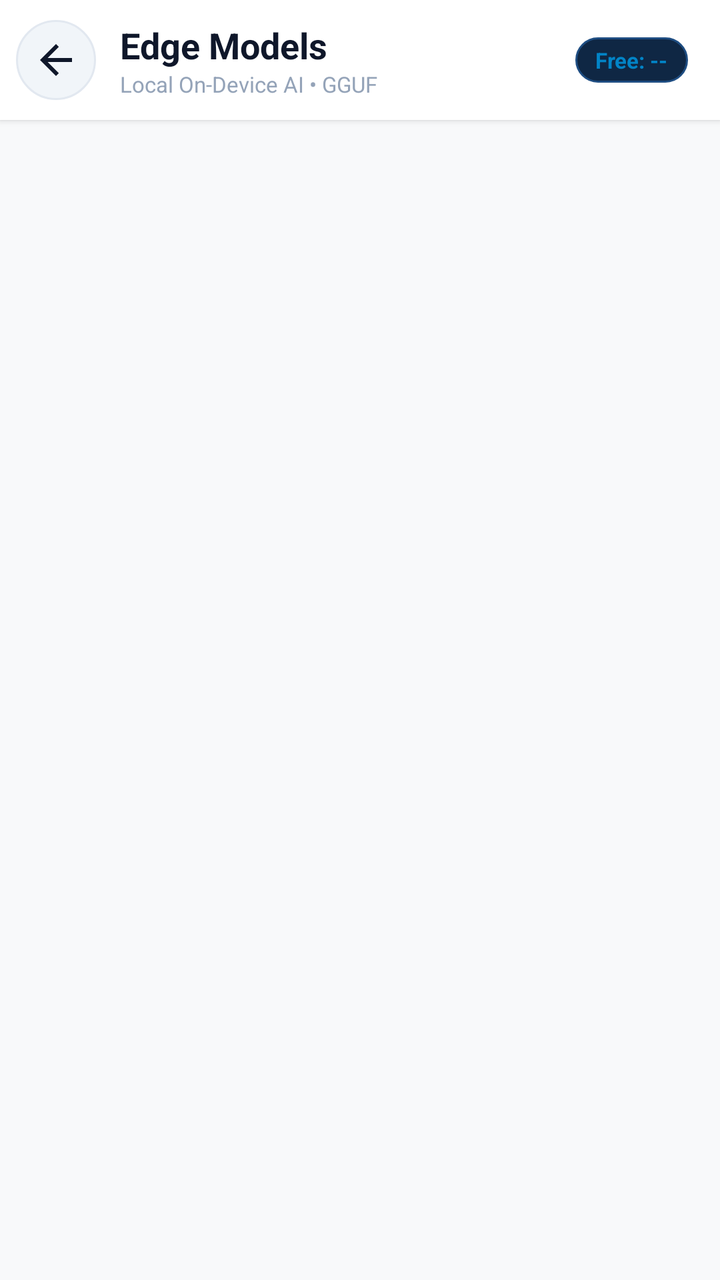
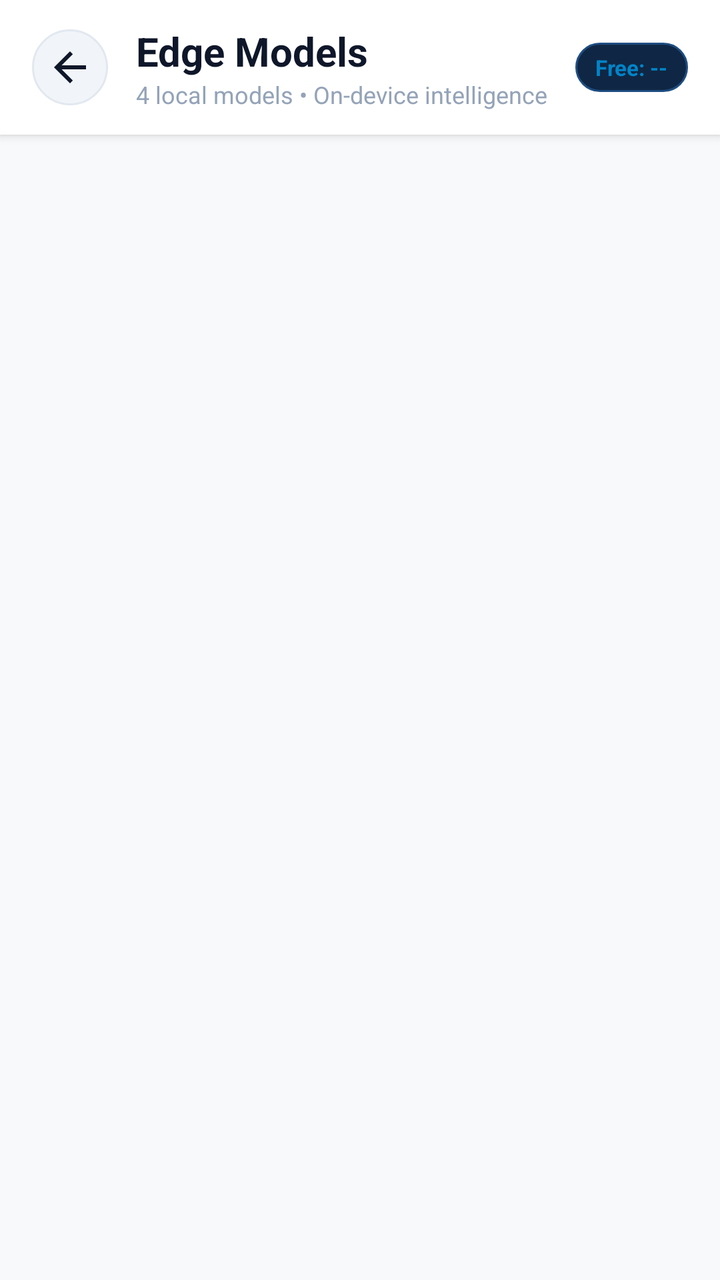

Before-and-after screenshots of an Android layout around one commit, followed by the original layout XML and the change that was made.
<!-- AndroidManifest.xml: application theme Theme.DynamicEdgeAI -->
<!-- res/layout/activity_model_manager.xml -->
<?xml version="1.0" encoding="utf-8"?>
<LinearLayout xmlns:android="http://schemas.android.com/apk/res/android"
    xmlns:app="http://schemas.android.com/apk/res-auto"
    android:layout_width="match_parent"
    android:layout_height="match_parent"
    android:orientation="vertical"
    android:background="@color/app_bg"
    android:fitsSystemWindows="true">

    
    <RelativeLayout
        android:layout_width="match_parent"
        android:layout_height="60dp"
        android:background="@color/app_header_bg"
        android:elevation="2dp"
        android:paddingStart="8dp"
        android:paddingEnd="16dp">

        <ImageButton
            android:id="@+id/btnBack"
            android:layout_width="40dp"
            android:layout_height="40dp"
            android:layout_centerVertical="true"
            android:background="@drawable/menu_icon_bg"
            android:src="@drawable/ic_arrow_back"
            android:padding="8dp"
            app:tint="@color/app_text_primary"
            android:contentDescription="Back" />

        <LinearLayout
            android:layout_width="wrap_content"
            android:layout_height="wrap_content"
            android:layout_centerVertical="true"
            android:layout_toEndOf="@id/btnBack"
            android:layout_marginStart="12dp"
            android:orientation="vertical">

            <TextView
                android:layout_width="wrap_content"
                android:layout_height="wrap_content"
                android:text="Edge Models"
                android:textSize="18sp"
                android:textStyle="bold"
                android:textColor="@color/app_text_primary" />

            <TextView
                android:id="@+id/txtAppVersionModelManager"
                android:layout_width="wrap_content"
                android:layout_height="wrap_content"
                android:text="Local On-Device AI • GGUF"
                android:textSize="11sp"
                android:textColor="@color/app_text_muted" />
        </LinearLayout>

        <TextView
            android:id="@+id/txtStorageInfo"
            android:layout_width="wrap_content"
            android:layout_height="wrap_content"
            android:layout_alignParentEnd="true"
            android:layout_centerVertical="true"
            android:text="Free: --"
            android:textSize="11sp"
            android:textStyle="bold"
            android:textColor="@color/accent_blue"
            android:background="@drawable/bg_status_badge_cloud"
            android:paddingStart="10dp"
            android:paddingEnd="10dp"
            android:paddingTop="4dp"
            android:paddingBottom="4dp" />
    </RelativeLayout>

    
    <ScrollView
        android:layout_width="match_parent"
        android:layout_height="match_parent"
        android:fillViewport="true">

        <LinearLayout
            android:id="@+id/modelListContainer"
            android:layout_width="match_parent"
            android:layout_height="wrap_content"
            android:orientation="vertical"
            android:padding="16dp" />
    </ScrollView>

</LinearLayout>
<!-- resources referenced by this layout -->
<resources>
  <color name="accent_blue">#0284C7</color>
  <color name="app_bg">#F8F9FA</color>
  <color name="app_header_bg">#FFFFFF</color>
  <color name="app_text_muted">#94A3B8</color>
  <color name="app_text_primary">#0F172A</color>
  <!-- drawable bg_status_badge_cloud (drawable) -->
  <?xml version="1.0" encoding="utf-8"?>
  <shape xmlns:android="http://schemas.android.com/apk/res/android"
      android:shape="rectangle">
      <solid android:color="#0F2744" />
      <corners android:radius="12dp" />
      <stroke
          android:width="1dp"
          android:color="#1E4D82" />
  </shape>
  <!-- drawable ic_arrow_back (drawable) -->
  <?xml version="1.0" encoding="utf-8"?>
  <vector xmlns:android="http://schemas.android.com/apk/res/android"
      android:width="24dp"
      android:height="24dp"
      android:viewportWidth="24"
      android:viewportHeight="24">
      <path
          android:fillColor="#333333"
          android:pathData="M20,11H7.83l5.59,-5.59L12,4l-8,8 8,8 1.41,-1.41L7.83,13H20v-2z"/>
  </vector>
  <!-- drawable menu_icon_bg (drawable) -->
  <?xml version="1.0" encoding="utf-8"?>
  <shape xmlns:android="http://schemas.android.com/apk/res/android"
      android:shape="oval">
      <solid android:color="@color/app_action_btn_bg" />
      <stroke android:width="1dp" android:color="@color/app_surface_outline" />
      <size android:width="40dp" android:height="40dp" />
  </shape>
  <style name="Theme.DynamicEdgeAI" parent="Theme.Material3.DayNight.NoActionBar">
          <item name="colorPrimary">@color/btn_blue</item>
          <item name="colorOnPrimary">@color/white</item>
          <item name="colorSecondary">@color/accent_blue</item>
          <item name="colorOnSecondary">@color/white</item>
          <item name="android:windowBackground">@color/app_bg</item>
          <item name="android:statusBarColor">@color/app_header_bg</item>
          <item name="android:navigationBarColor">@color/app_bg</item>
          <item name="android:windowLightStatusBar">true</item>
          <item name="android:windowLightNavigationBar">true</item>
  
          <item name="android:windowTranslucentStatus">false</item>
          <item name="android:windowTranslucentNavigation">false</item>
      </style>
  <color name="app_action_btn_bg">#F1F5F9</color>
  <color name="app_surface_outline">#E2E8F0</color>
  <color name="btn_blue">#2563EB</color>
  <color name="white">#FFFFFFFF</color>
</resources>

<!-- the commit's change to res/layout/activity_model_manager.xml (unified diff, before → after) -->
@@ -10,18 +10,20 @@
     
     <RelativeLayout
         android:layout_width="match_parent"
-        android:layout_height="60dp"
+        android:layout_height="wrap_content"
         android:background="@color/app_header_bg"
-        android:elevation="2dp"
-        android:paddingStart="8dp"
-        android:paddingEnd="16dp">
+        android:elevation="3dp"
+        android:paddingStart="16dp"
+        android:paddingEnd="16dp"
+        android:paddingTop="12dp"
+        android:paddingBottom="12dp">
 
         <ImageButton
             android:id="@+id/btnBack"
-            android:layout_width="40dp"
-            android:layout_height="40dp"
+            android:layout_width="38dp"
+            android:layout_height="38dp"
             android:layout_centerVertical="true"
-            android:background="@drawable/menu_icon_bg"
+            android:background="@drawable/bg_circular_action_btn"
             android:src="@drawable/ic_arrow_back"
             android:padding="8dp"
             app:tint="@color/app_text_primary"
@@ -32,14 +34,14 @@
             android:layout_height="wrap_content"
             android:layout_centerVertical="true"
             android:layout_toEndOf="@id/btnBack"
-            android:layout_marginStart="12dp"
+            android:layout_marginStart="14dp"
             android:orientation="vertical">
 
             <TextView
                 android:layout_width="wrap_content"
                 android:layout_height="wrap_content"
                 android:text="Edge Models"
-                android:textSize="18sp"
+                android:textSize="20sp"
                 android:textStyle="bold"
                 android:textColor="@color/app_text_primary" />
 
@@ -47,8 +49,8 @@
                 android:id="@+id/txtAppVersionModelManager"
                 android:layout_width="wrap_content"
                 android:layout_height="wrap_content"
-                android:text="Local On-Device AI • GGUF"
-                android:textSize="11sp"
+                android:text="4 local models • On-device intelligence"
+                android:textSize="12sp"
                 android:textColor="@color/app_text_muted" />
         </LinearLayout>
 
@@ -65,8 +67,8 @@
             android:background="@drawable/bg_status_badge_cloud"
             android:paddingStart="10dp"
             android:paddingEnd="10dp"
-            android:paddingTop="4dp"
-            android:paddingBottom="4dp" />
+            android:paddingTop="5dp"
+            android:paddingBottom="5dp" />
     </RelativeLayout>
 
     
<!-- resource entries referenced after the edit -->
@@ -5,6 +5,15 @@
   <color name="app_header_bg">#FFFFFF</color>
   <color name="app_text_muted">#94A3B8</color>
   <color name="app_text_primary">#0F172A</color>
+  <!-- drawable bg_circular_action_btn (drawable) -->
+  <?xml version="1.0" encoding="utf-8"?>
+  <shape xmlns:android="http://schemas.android.com/apk/res/android"
+      android:shape="oval">
+      <solid android:color="@color/app_action_btn_bg" />
+      <stroke
+          android:width="1dp"
+          android:color="@color/app_surface_outline" />
+  </shape>
   <!-- drawable bg_status_badge_cloud (drawable) -->
   <?xml version="1.0" encoding="utf-8"?>
   <shape xmlns:android="http://schemas.android.com/apk/res/android"
@@ -26,14 +35,6 @@
           android:fillColor="#333333"
           android:pathData="M20,11H7.83l5.59,-5.59L12,4l-8,8 8,8 1.41,-1.41L7.83,13H20v-2z"/>
   </vector>
-  <!-- drawable menu_icon_bg (drawable) -->
-  <?xml version="1.0" encoding="utf-8"?>
-  <shape xmlns:android="http://schemas.android.com/apk/res/android"
-      android:shape="oval">
-      <solid android:color="@color/app_action_btn_bg" />
-      <stroke android:width="1dp" android:color="@color/app_surface_outline" />
-      <size android:width="40dp" android:height="40dp" />
-  </shape>
   <style name="Theme.DynamicEdgeAI" parent="Theme.Material3.DayNight.NoActionBar">
           <item name="colorPrimary">@color/btn_blue</item>
           <item name="colorOnPrimary">@color/white</item>
